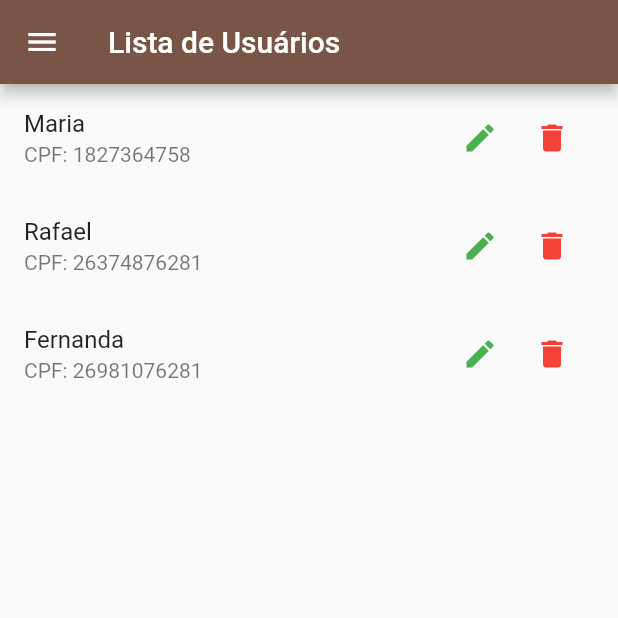
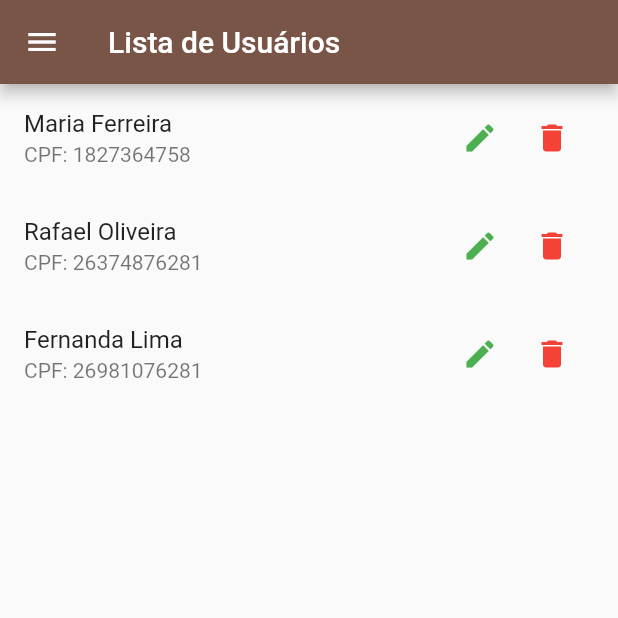
Before and after one commit to AnaPaixao/user-registration-flutter, a Flutter app: the screen it shows after launch, on a phone screen of 412 x 824 dp, the top half of it. Run offline on Flutter 3.47's test engine with Material 2 defaults, Android fonts, the phone set to English and light mode, and no system bars.

Commit message:
last name added in users

```diff
--- a/lib/data/dummy_users.dart
+++ b/lib/data/dummy_users.dart
@@ -4,22 +4,22 @@ const dummyUsers = {
   '1': User(
       id: "1",
       cpf: '1827364758',
-      userName: 'Maria',
-      mothersName: 'Antonia',
+      userName: 'Maria Ferreira',
+      mothersName: 'Antonia Ferreira',
       birth: '12/03/1976',
       gender: 'feminino'),
   '2': User(
       id: '2',
       cpf: '26374876281',
-      userName: 'Rafael',
-      mothersName: 'Joyce',
+      userName: 'Rafael Oliveira',
+      mothersName: 'Joyce Oliveira',
       birth: '30/12/1876',
       gender: 'masculino'),
   '3': User(
       id: '3',
       cpf: '26981076281',
-      userName: 'Fernanda',
-      mothersName: 'Camilla',
+      userName: 'Fernanda Lima',
+      mothersName: 'Camilla Lima',
       birth: '13/05/1892',
       gender: 'feminino')
 };
```
